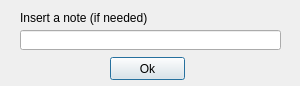
First picture: the form in source/gui/note.ui, repository albertoccelli/VORTEX, before the edit.
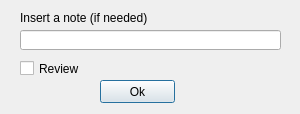
Second picture: the form after the edit.

What changed in the file:
```diff
--- a/source/gui/note.ui
+++ b/source/gui/note.ui
@@ -7,19 +7,19 @@
     <x>0</x>
     <y>0</y>
     <width>300</width>
-    <height>86</height>
+    <height>114</height>
    </rect>
   </property>
   <property name="minimumSize">
    <size>
     <width>300</width>
-    <height>86</height>
+    <height>114</height>
    </size>
   </property>
   <property name="maximumSize">
    <size>
     <width>300</width>
-    <height>86</height>
+    <height>114</height>
    </size>
   </property>
   <property name="windowTitle">
@@ -51,8 +51,8 @@
   <widget class="QPushButton" name="pushButton">
    <property name="geometry">
     <rect>
-     <x>110</x>
-     <y>57</y>
+     <x>100</x>
+     <y>80</y>
      <width>75</width>
      <height>23</height>
     </rect>
@@ -64,6 +64,22 @@
     <string>Return</string>
    </property>
   </widget>
+  <widget class="QCheckBox" name="checkBox">
+   <property name="geometry">
+    <rect>
+     <x>20</x>
+     <y>60</y>
+     <width>70</width>
+     <height>17</height>
+    </rect>
+   </property>
+   <property name="text">
+    <string>Review</string>
+   </property>
+   <property name="checked">
+    <bool>false</bool>
+   </property>
+  </widget>
  </widget>
  <resources/>
  <connections/>
```
Left out of the diff: 4 changed lines with no effect on the pictures.
